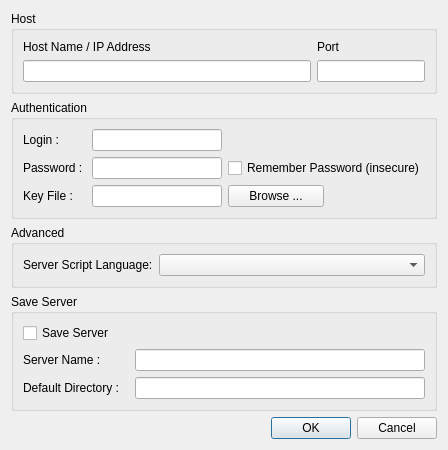
Before: the Qt Designer form ssh/serverconfigdlg.ui in PonyEdit/PonyEdit, drawn with Qt 5.
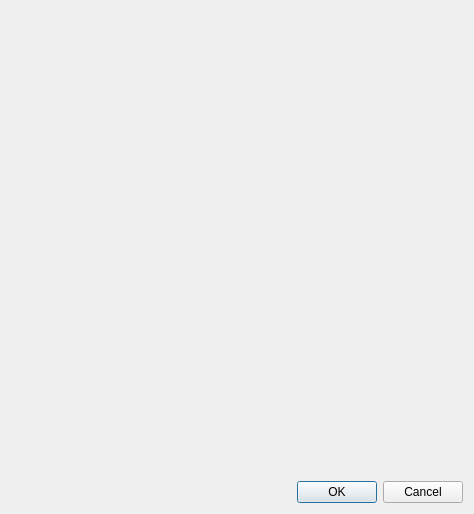
After: the same form once the commit is applied.

Commit message: Converted the content of ServerConfigDlg to ServerConfigWidget

Diff of the .ui file:
```diff
--- a/ssh/serverconfigdlg.ui
+++ b/ssh/serverconfigdlg.ui
@@ -6,8 +6,8 @@
    <rect>
     <x>0</x>
     <y>0</y>
-    <width>448</width>
-    <height>400</height>
+    <width>474</width>
+    <height>514</height>
    </rect>
   </property>
   <property name="windowTitle">
@@ -21,164 +21,7 @@
   </property>
   <layout class="QVBoxLayout" name="verticalLayout">
    <item>
-    <widget class="QGroupBox" name="groupBox">
-     <property name="title">
-      <string>Host</string>
-     </property>
-     <layout class="QGridLayout" name="gridLayout">
-      <item row="2" column="3">
-       <widget class="QLineEdit" name="hostName"/>
-      </item>
-      <item row="1" column="3">
-       <widget class="QLabel" name="label">
-        <property name="text">
-         <string>Host Name / IP Address</string>
-        </property>
-       </widget>
-      </item>
-      <item row="2" column="4">
-       <widget class="QLineEdit" name="hostPort">
-        <property name="sizePolicy">
-         <sizepolicy hsizetype="Fixed" vsizetype="Fixed">
-          <horstretch>0</horstretch>
-          <verstretch>0</verstretch>
-         </sizepolicy>
-        </property>
-        <property name="inputMask">
-         <string/>
-        </property>
-        <property name="maxLength">
-         <number>5</number>
-        </property>
-       </widget>
-      </item>
-      <item row="1" column="4">
-       <widget class="QLabel" name="label_2">
-        <property name="text">
-         <string>Port</string>
-        </property>
-       </widget>
-      </item>
-     </layout>
-    </widget>
-   </item>
-   <item>
-    <widget class="QGroupBox" name="groupBox_2">
-     <property name="title">
-      <string>Authentication</string>
-     </property>
-     <layout class="QGridLayout" name="gridLayout_2">
-      <item row="0" column="0">
-       <widget class="QLabel" name="label_3">
-        <property name="text">
-         <string>Login : </string>
-        </property>
-       </widget>
-      </item>
-      <item row="0" column="1">
-       <widget class="QLineEdit" name="userName"/>
-      </item>
-      <item row="1" column="0">
-       <widget class="QLabel" name="label_4">
-        <property name="text">
-         <string>Password : </string>
-        </property>
-       </widget>
-      </item>
-      <item row="1" column="1">
-       <widget class="QLineEdit" name="password">
-        <property name="echoMode">
-         <enum>QLineEdit::Password</enum>
-        </property>
-       </widget>
-      </item>
-      <item row="1" column="2" colspan="2">
-       <widget class="QCheckBox" name="savePassword">
-        <property name="text">
-         <string>Remember Password (insecure)</string>
-        </property>
-       </widget>
-      </item>
-      <item row="2" column="0">
-       <widget class="QLabel" name="label_8">
-        <property name="text">
-         <string>Key File :</string>
-        </property>
-       </widget>
-      </item>
-      <item row="2" column="2">
-       <widget class="QPushButton" name="keyFileBrowse">
-        <property name="text">
-         <string>Browse ...</string>
-        </property>
-       </widget>
-      </item>
-      <item row="2" column="1">
-       <widget class="QLineEdit" name="keyFile"/>
-      </item>
-     </layout>
-    </widget>
-   </item>
-   <item>
-    <widget class="QGroupBox" name="groupBox_4">
-     <property name="title">
-      <string>Advanced</string>
-     </property>
-     <layout class="QGridLayout" name="gridLayout_4">
-      <item row="0" column="0">
-       <widget class="QLabel" name="label_7">
-        <property name="sizePolicy">
-         <sizepolicy hsizetype="Fixed" vsizetype="Preferred">
-          <horstretch>0</horstretch>
-          <verstretch>0</verstretch>
-         </sizepolicy>
-        </property>
-        <property name="text">
-         <string>Server Script Language:</string>
-        </property>
-       </widget>
-      </item>
-      <item row="0" column="1">
-       <widget class="QComboBox" name="scriptType"/>
-      </item>
-     </layout>
-    </widget>
-   </item>
-   <item>
-    <widget class="QGroupBox" name="groupBox_3">
-     <property name="title">
-      <string>Save Server</string>
-     </property>
-     <layout class="QGridLayout" name="gridLayout_3">
-      <item row="0" column="0" colspan="3">
-       <widget class="QCheckBox" name="saveServer">
-        <property name="text">
-         <string>Save Server</string>
-        </property>
-       </widget>
-      </item>
-      <item row="1" column="2">
-       <widget class="QLineEdit" name="serverName"/>
-      </item>
-      <item row="1" column="0">
-       <widget class="QLabel" name="label_5">
-        <property name="text">
-         <string>Server Name : </string>
-        </property>
-       </widget>
-      </item>
-      <item row="2" column="0">
-       <widget class="QLabel" name="label_6">
-        <property name="text">
-         <string>Default Directory : </string>
-        </property>
-       </widget>
-      </item>
-      <item row="2" column="2">
-       <widget class="QLineEdit" name="defaultDirectory"/>
-      </item>
-     </layout>
-    </widget>
+    <widget class="QWidget" name="configContainer" native="true"/>
    </item>
    <item>
     <widget class="QDialogButtonBox" name="buttonBox">
```
Left out of the diff: 9 changed lines with no effect on the pictures. The commit also changes 7 other files.
